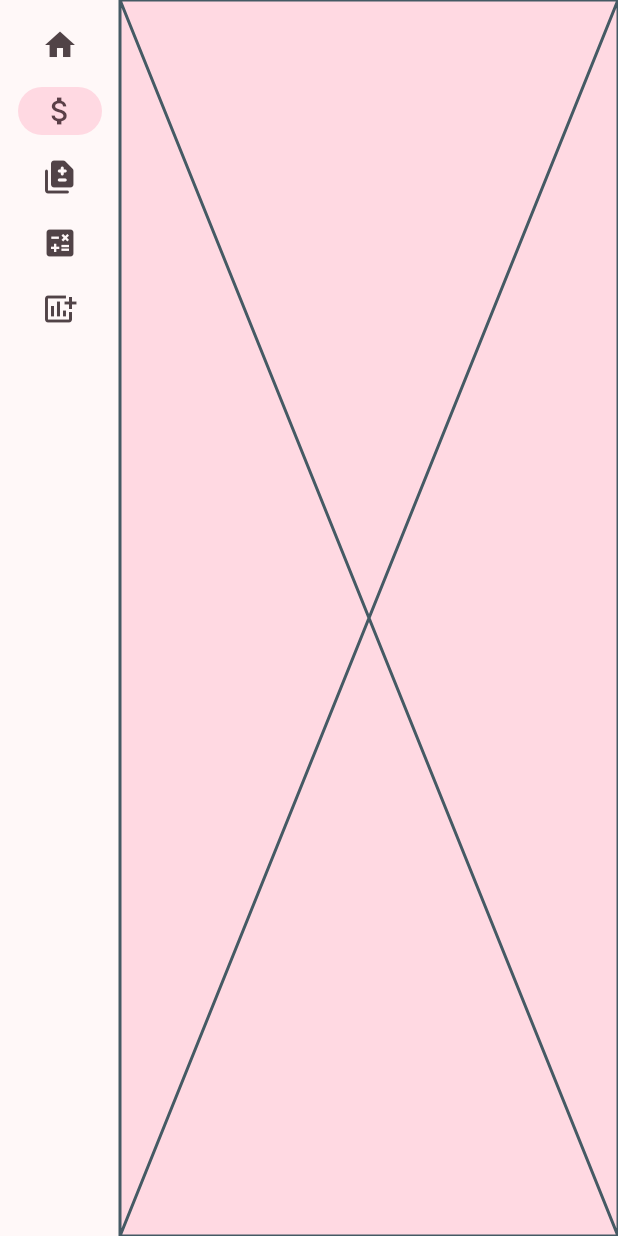
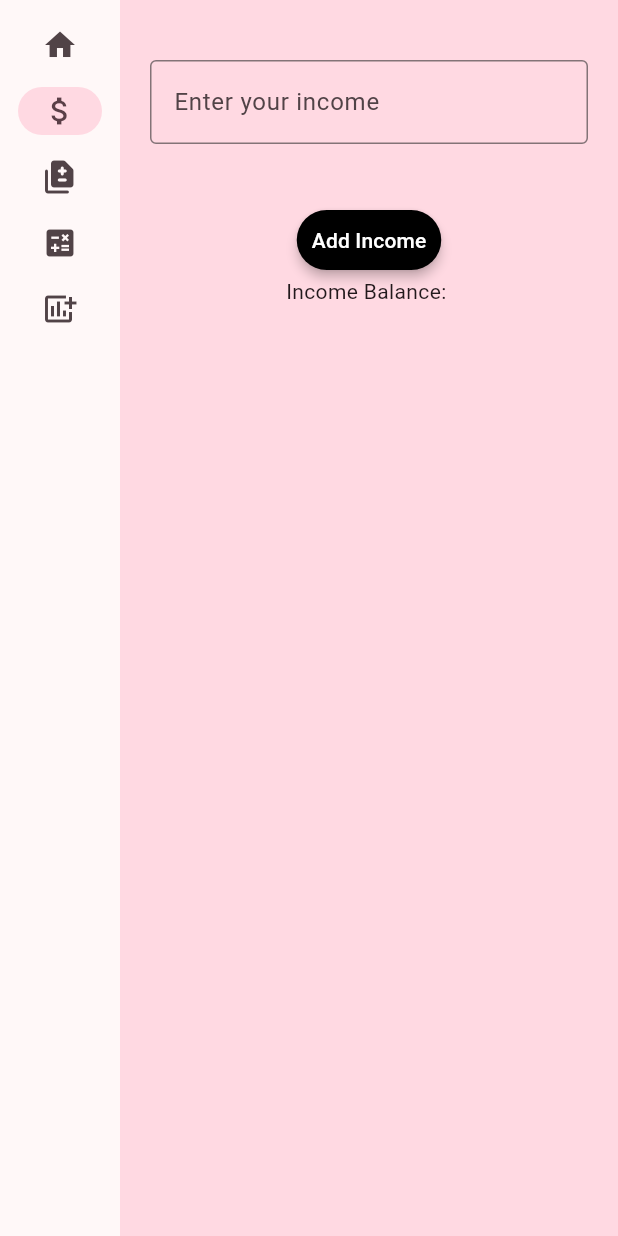
Before and after one commit to Ana-Tran/PiggyBank, a Flutter app: the screen it shows after launch, after a tap on "Income", on a phone screen of 412 x 824 dp. Run offline on Flutter 3.47's test engine with Material 2 defaults, Android fonts, the phone set to English and light mode, and no system bars.

Commit message:
Update main.dart
Removed unnecessary code,
Fixed Grammar

```diff
--- a/piggybank/lib/main.dart
+++ b/piggybank/lib/main.dart
@@ -1,6 +1,5 @@
 import 'package:flutter/material.dart';
 import 'package:provider/provider.dart';
-
 
 void main() {
   runApp(MyApp());
@@ -56,7 +55,7 @@ class _MyHomePageState extends State<MyHomePage> {
         page = GeneratorPage();
         break;
       case 1:
-        page = Placeholder();
+        page = IncomePage();
         break;
       case 2:
         page = Placeholder();
@@ -70,12 +69,13 @@ class _MyHomePageState extends State<MyHomePage> {
       default:
         throw UnimplementedError('no widget for $selectedIndex');
     }
+    return LayoutBuilder(builder: (context, constraints) {
       return Scaffold(
         body: Row(
           children: [
             SafeArea(
               child: NavigationRail(
-              extended: false,
+                extended: constraints.maxWidth >= 600,
                 destinations: [
                   NavigationRailDestination(
                     icon: Icon(Icons.home),
@@ -110,6 +110,66 @@ class _MyHomePageState extends State<MyHomePage> {
           ],
         ),
       );
+    });
+  }
+}
+
+class IncomePage extends StatelessWidget {
+  const IncomePage({
+    super.key,
+  });
+
+  @override
+  Widget build(BuildContext context) {
+    var appState = context.watch<MyAppState>();
+    return Column(
+      children: [
+        Padding(
+          padding: const EdgeInsets.symmetric(horizontal: 20, vertical: 40),
+          child: IncomeTextbox(),
+        ),
+        BtnAddIncome(),
+        Text('Income Balance: ')
+      ],
+    );
+  }
+}
+
+class BtnAddIncome extends StatelessWidget {
+  const BtnAddIncome({
+    super.key,
+  });
+
+  @override
+  Widget build(BuildContext context) {
+    return ElevatedButton(
+      onPressed: () {},
+      child: Text('Add Income'),
+    );
+  }
+}
+
+class IncomeTextbox extends StatefulWidget {
+  const IncomeTextbox({
+    super.key,
+  });
+
+  @override
+  State<IncomeTextbox> createState() => _IncomeTextboxState();
+}
+
+class _IncomeTextboxState extends State<IncomeTextbox> {
+  final getTextValue = TextEditingController();
+  @override
+  Widget build(BuildContext context) {
+    return TextFormField(
+      decoration: InputDecoration(
+        border: OutlineInputBorder(),
+        hintText: 'Enter your income',
+      ),
+      keyboardType: TextInputType.number,
+      controller: getTextValue,
+    );
   }
 }
 
@@ -119,16 +179,8 @@ class GeneratorPage extends StatelessWidget {
     var appState = context.watch<MyAppState>();
     //var pair = appState.current;
 
-    IconData icon;
-    // if (appState.favorites.contains(pair)) {
-    //   icon = Icons.favorite;
-    // } else {
-    //   icon = Icons.favorite_border;
-    // }
-
     return Center(
       child: Column(
-        //mainAxisAlignment: MainAxisAlignment.center,
         children: [
           Padding(
             padding: const EdgeInsets.all(50.0),
@@ -138,7 +190,11 @@ class GeneratorPage extends StatelessWidget {
           Row(
             mainAxisSize: MainAxisSize.min,
             children: [
-              Image.asset('images/bugcat_money.gif', width: 300, height: 300,)
+              Image.asset(
+                'images/bugcat_money.gif',
+                width: 300,
+                height: 300,
+              )
             ],
           ),
         ],
@@ -146,62 +202,6 @@ class GeneratorPage extends StatelessWidget {
     );
   }
 }
-
-// class ViewSpending extends StatelessWidget {
-//   const ViewSpending({
-//     super.key,
-//   });
-
-//   @override
-//   Widget build(BuildContext context) {
-//     return ElevatedButton(
-//       onPressed: () {},
-//       child: Text('View Spending'),
-//     );
-//   }
-// }
-
-// class AddBudget extends StatelessWidget {
-//   const AddBudget({
-//     super.key,
-//   });
-
-//   @override
-//   Widget build(BuildContext context) {
-//     return ElevatedButton(
-//       onPressed: () {},
-//       child: Text('Set Budget'),
-//     );
-//   }
-// }
-
-// class AddExpense extends StatelessWidget {
-//   const AddExpense({
-//     super.key,
-//   });
-
-//   @override
-//   Widget build(BuildContext context) {
-//     return ElevatedButton(
-//       onPressed: () {},
-//       child: Text('Add Expense'),
-//     );
-//   }
-// }
-
-// class AddIncome extends StatelessWidget {
-//   const AddIncome({
-//     super.key,
-//   });
-
-//   @override
-//   Widget build(BuildContext context) {
-//     return ElevatedButton(
-//       onPressed: () {},
-//       child: Text('Add Income'),
-//     );
-//   }
-// }
 
 class AppName extends StatelessWidget {
   const AppName({
```
Lines whose indentation alone changed are shown as unchanged.
